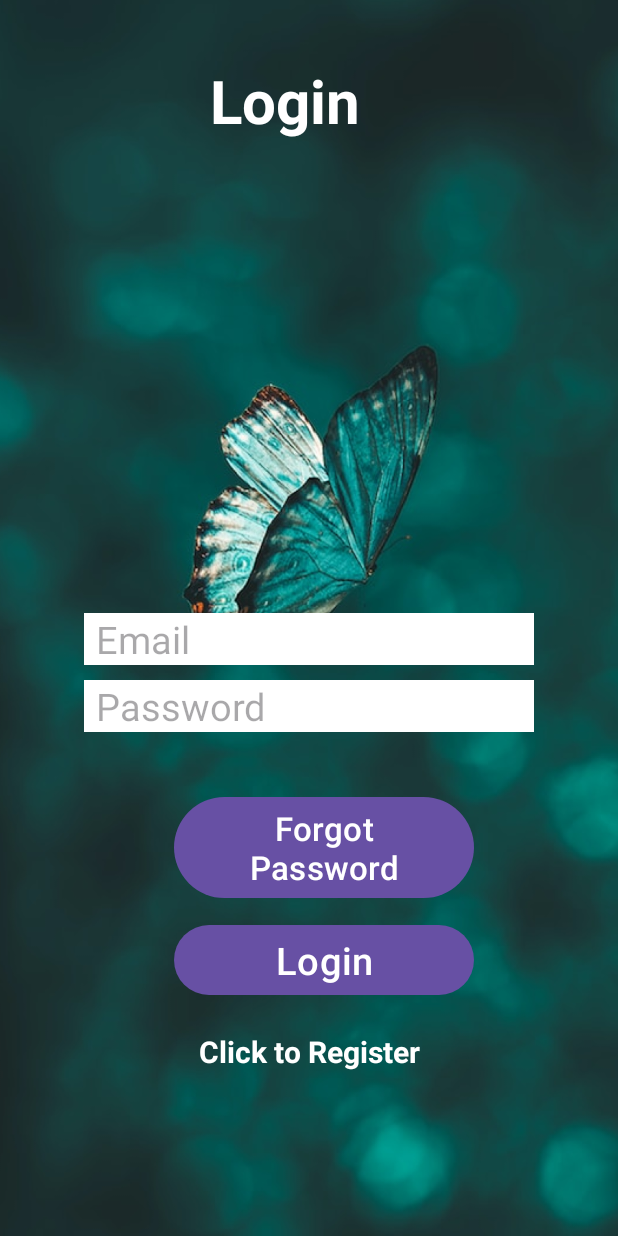
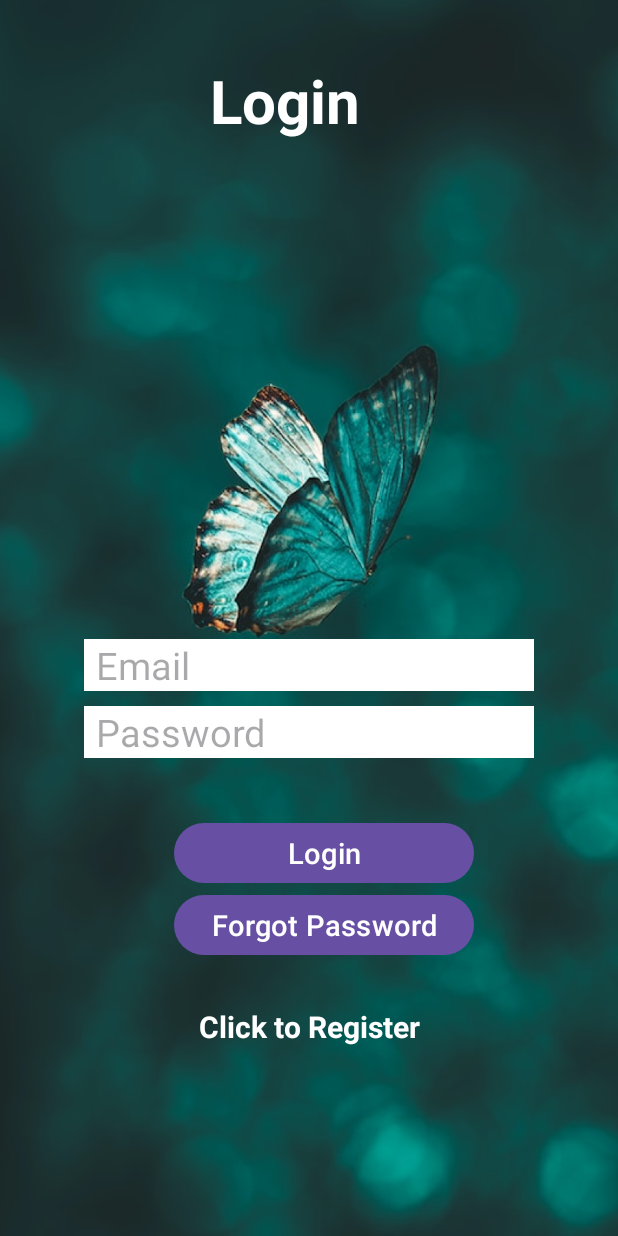
Before and after one commit to fsananna/InsectDetection, an Android app: the screen it shows after launch (Login), on a phone screen of 412 x 824 dp. Run offline under Robolectric (Android 15) with nearby library versions, the phone set to English and light mode, and no system bars; our stand-ins replace Firebase (no records; nobody signed in at launch, a user with empty details on screens opened directly).

Commit message:
fixed error of register ,swapped login and forget pass button

```diff
--- a/app/src/main/java/com/example/insectdetection/Login.java
+++ b/app/src/main/java/com/example/insectdetection/Login.java
@@ -13,6 +13,7 @@ import android.view.View;
 import android.widget.Button;
 import android.widget.EditText;
 import android.widget.ProgressBar;
+import android.widget.TextView;
 import android.widget.Toast;
 
 import com.google.android.gms.tasks.OnCompleteListener;
@@ -42,6 +43,8 @@ public class Login extends AppCompatActivity {
         }
     }
 
+    private TextView registerPage;
+
     @Override
     protected void onCreate(Bundle savedInstanceState) {
         super.onCreate(savedInstanceState);
@@ -53,6 +56,15 @@ public class Login extends AppCompatActivity {
         progressBar = findViewById(R.id.progressBar);
         forgotButton = findViewById(R.id.forgotPassword);
 
+
+        registerPage =(TextView) findViewById(R.id.registerNow);
+        registerPage.setOnClickListener(new View.OnClickListener() {
+            @Override
+            public void onClick(View v) {
+                Intent intent =new Intent(Login.this,Register.class);
+                startActivity(intent);
+            }
+        });
         buttonLogin.setOnClickListener(new View.OnClickListener() {
             @Override
             public void onClick(View v) {
--- a/app/src/main/res/layout/activity_login.xml
+++ b/app/src/main/res/layout/activity_login.xml
@@ -65,18 +65,15 @@
     android:layout_height="wrap_content"
     android:id="@+id/textViewId"
     />
-
         <Button
-            android:id="@+id/forgotPassword"
+            android:id="@+id/btnLogin"
             android:layout_width="200dp"
             android:layout_height="wrap_content"
-            android:layout_centerHorizontal="true"
-            android:layout_centerVertical="true"
             android:layout_marginLeft="10dp"
-            android:text="@string/forgot_pass"
-            android:textSize="22dp"
-            android:textAllCaps="false"
-            android:layout_marginBottom="10dp"/>
+            android:text="@string/login"
+            android:textColor="@android:color/white"
+            android:textSize="19.6dp" />
+
 
         <ProgressBar
             android:id="@+id/progressBar"
@@ -89,15 +86,18 @@
             android:layout_width="300dp"
             android:layout_height="wrap_content"
             android:orientation="horizontal">
-
             <Button
-                android:id="@+id/btnLogin"
+                android:id="@+id/forgotPassword"
                 android:layout_width="200dp"
                 android:layout_height="wrap_content"
+                android:layout_centerHorizontal="true"
+                android:layout_centerVertical="true"
                 android:layout_marginLeft="60dp"
-                android:text="@string/login"
-                android:textColor="@android:color/white"
-                android:textSize="25dp" />
+                android:text="@string/forgot_pass"
+                android:textSize="19.6dp"
+                android:textAllCaps="false"
+                android:layout_marginBottom="10dp"/>
+
         </LinearLayout>
         <TextView
             android:id="@+id/registerNow"
```
